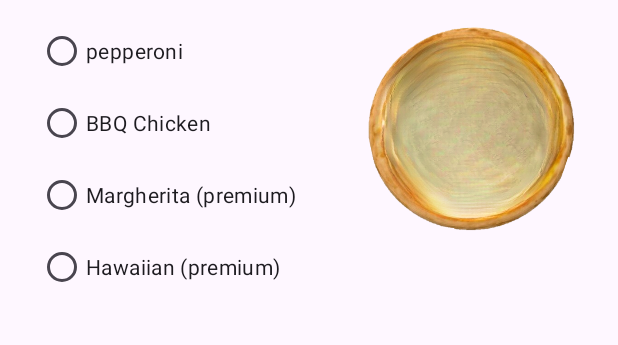
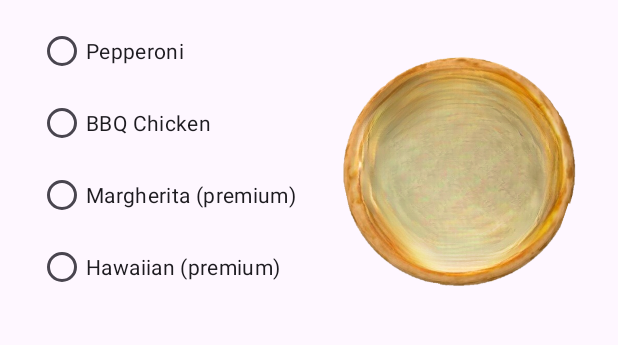
Before and after one commit to DallasLaComb/Pizza_Android_App, an Android app: the screen it shows after launch (MainActivity), on a phone screen of 412 x 824 dp, the part 120-465 px from its top. Run offline under Robolectric (Android 15) with nearby library versions, the phone set to English and light mode, and no system bars.

Commit message:
Resized / Have the radio buttons and default pizza image setup

```diff
--- a/Homework2/app/src/main/res/layout/activity_main.xml
+++ b/Homework2/app/src/main/res/layout/activity_main.xml
@@ -31,8 +31,8 @@
 
     <RadioGroup
         android:id="@+id/radioGroup"
-        android:layout_width="wrap_content"
-        android:layout_height="wrap_content"
+        android:layout_width="200dp"
+        android:layout_height="200dp"
         android:layout_marginStart="25dp"
         android:layout_marginTop="10dp"
         app:layout_constraintStart_toStartOf="parent"
@@ -65,8 +65,8 @@
 
     <ImageView
         android:id="@+id/iv_default_pizza"
-        android:layout_width="144dp"
-        android:layout_height="144dp"
+        android:layout_width="160dp"
+        android:layout_height="200dp"
         android:layout_marginEnd="25dp"
         android:contentDescription="@string/default_pizza_image_view"
         app:layout_constraintEnd_toEndOf="parent"
--- a/Homework2/app/src/main/res/values/strings.xml
+++ b/Homework2/app/src/main/res/values/strings.xml
@@ -2,7 +2,7 @@
     <string name="app_name">Homework#2</string>
     <string name="pizza_order">Pizza Order</string>
     <string name="choose_your_pizza_type">Choose Your Pizza Type:</string>
-    <string name="pepperoni">pepperoni</string>
+    <string name="pepperoni">Pepperoni</string>
     <string name="bbq_chicken">BBQ Chicken</string>
     <string name="margherita_premium">Margherita (premium)</string>
     <string name="hawaiian_premium">Hawaiian (premium)</string>
```
